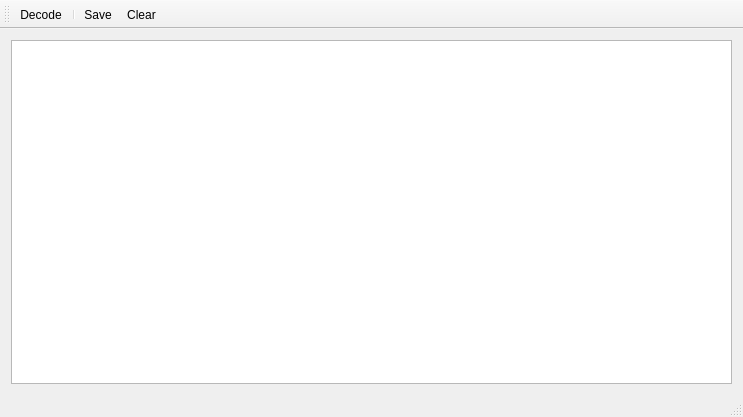
Before: the Qt Designer form trunk/src/QtRadio/Plugins/AFSK1200Decoder/AFSK1200Decoder.ui in wmoore/ghpsdr3-alex, drawn with Qt 5.
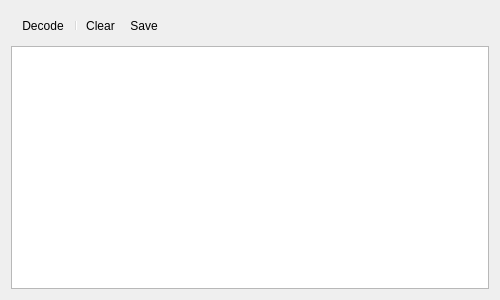
After: the same form once the commit is applied. Icons and pictures are not drawn.

Commit message: Working AFSK1200Decoder widget

```diff
--- a/trunk/src/QtRadio/Plugins/AFSK1200Decoder/AFSK1200Decoder.ui
+++ b/trunk/src/QtRadio/Plugins/AFSK1200Decoder/AFSK1200Decoder.ui
@@ -1,48 +1,18 @@
 <?xml version="1.0" encoding="UTF-8"?>
 <ui version="4.0">
- <class>mainwindow</class>
- <widget class="QMainWindow" name="MainWindow">
-  <property name="geometry">
-   <rect>
-    <x>0</x>
-    <y>0</y>
-    <width>743</width>
-    <height>417</height>
-   </rect>
-  </property>
-  <property name="windowTitle">
-   <string>AFSK1200 Decoder</string>
-  </property>
-  <property name="windowIcon">
-   <iconset>
-    <normaloff>:/icons/icons/qtmm.png</normaloff>:/icons/icons/qtmm.png</iconset>
-  </property>
-  <property name="iconSize">
+ <class>AFSK1200Decoder</class>
+ <widget class="QWidget" name="AFSK1200Decoder">
+  <property name="minimumSize">
    <size>
-    <width>20</width>
-    <height>20</height>
+    <width>500</width>
+    <height>300</height>
    </size>
   </property>
-  <property name="toolButtonStyle">
-   <enum>Qt::ToolButtonIconOnly</enum>
-  </property>
-  <property name="unifiedTitleAndToolBarOnMac">
+  <property name="unifiedTitleAndToolBarOnMac" stdset="0">
    <bool>true</bool>
   </property>
-  <widget class="QWidget" name="centralWidget">
-   <layout class="QVBoxLayout" name="verticalLayout">
-    <item>
-     <widget class="QPlainTextEdit" name="textView">
-      <property name="readOnly">
-       <bool>true</bool>
-      </property>
-      <property name="maximumBlockCount">
-       <number>1000</number>
-      </property>
-     </widget>
-    </item>
-   </layout>
-  </widget>
+  <layout class="QGridLayout" name="gridLayout_3">
+   <item row="0" column="0">
   <widget class="QToolBar" name="mainToolBar">
    <property name="allowedAreas">
     <set>Qt::BottomToolBarArea|Qt::TopToolBarArea</set>
@@ -54,20 +24,32 @@
     </size>
    </property>
    <property name="toolButtonStyle">
-    <enum>Qt::ToolButtonIconOnly</enum>
-   </property>
-   <attribute name="toolBarArea">
-    <enum>TopToolBarArea</enum>
-   </attribute>
-   <attribute name="toolBarBreak">
-    <bool>false</bool>
-   </attribute>
+      <enum>Qt::ToolButtonTextUnderIcon</enum>
+     </property>
    <addaction name="actionDecode"/>
    <addaction name="separator"/>
-   <addaction name="actionSave"/>
    <addaction name="actionClear"/>
-  </widget>
-  <widget class="QStatusBar" name="statusBar"/>
+     <addaction name="actionSave"/>
+    </widget>
+   </item>
+   <item row="1" column="0">
+    <layout class="QGridLayout" name="gridLayout">
+     <property name="sizeConstraint">
+      <enum>QLayout::SetMaximumSize</enum>
+     </property>
+     <item row="0" column="0">
+      <widget class="QPlainTextEdit" name="textView">
+       <property name="readOnly">
+        <bool>true</bool>
+       </property>
+       <property name="maximumBlockCount">
+        <number>1000</number>
+       </property>
+      </widget>
+     </item>
+    </layout>
+   </item>
+  </layout>
   <action name="actionDecode">
    <property name="checkable">
     <bool>true</bool>
```
Left out of the diff: 31 changed lines with no effect on the pictures. Lines whose indentation alone changed are shown as unchanged. The commit also changes 5 other files.
